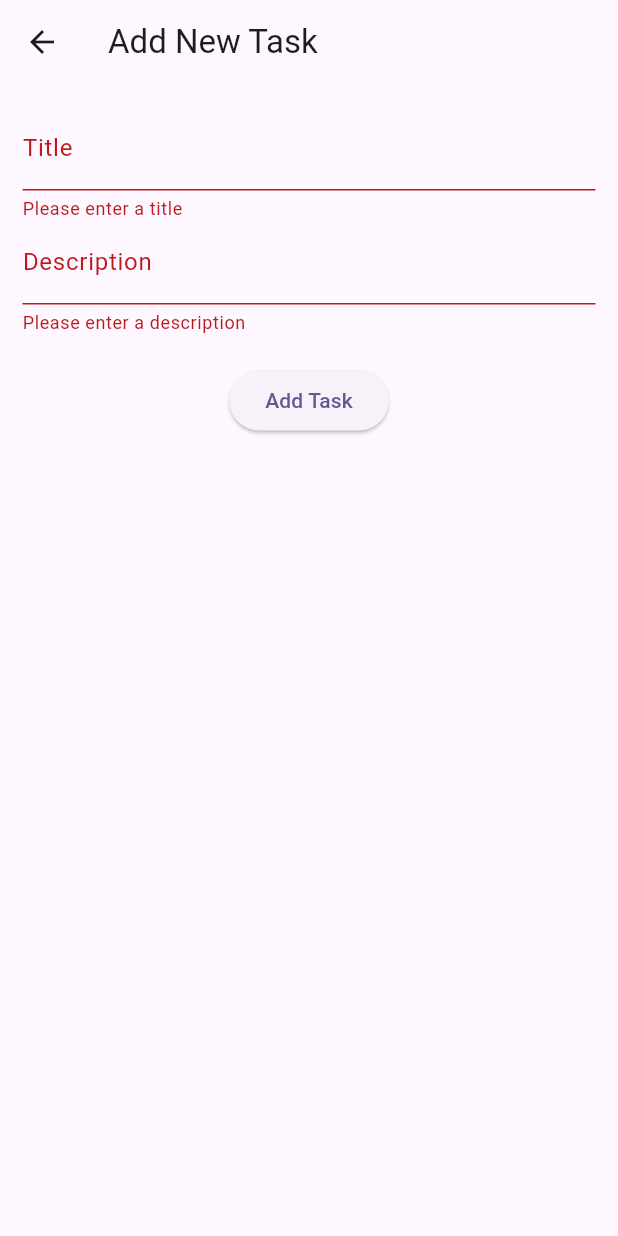
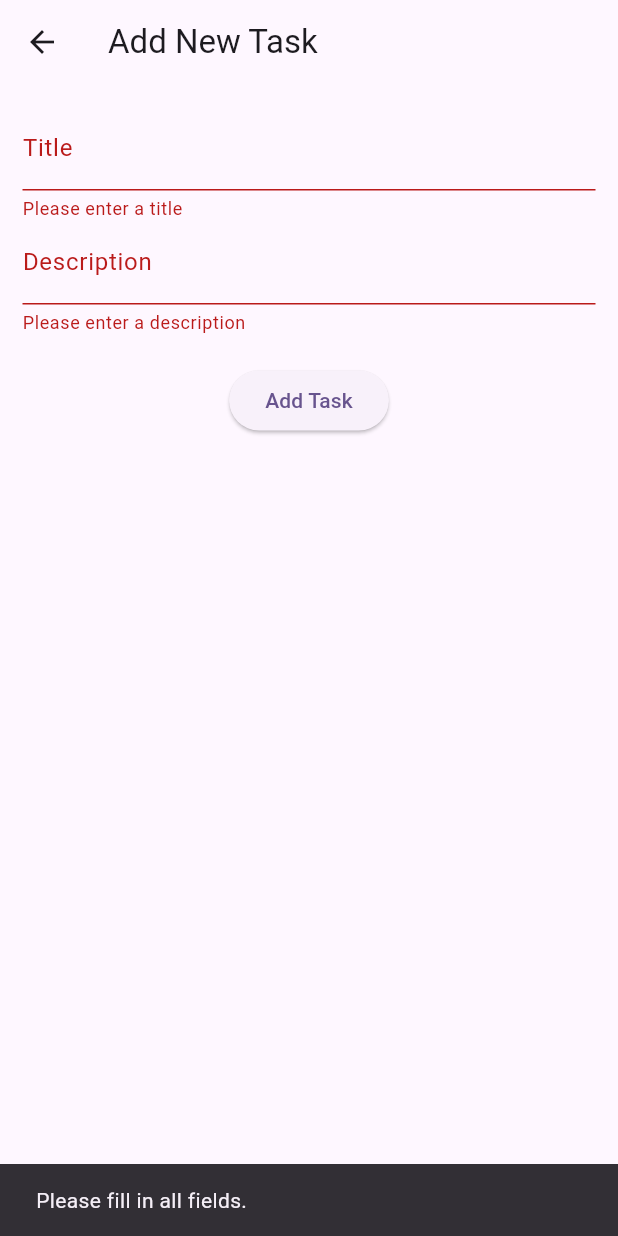
Before and after one commit to frank7841/Task-Management-App, a Flutter app: the TaskDetailScreen screen opened directly, after a tap on "Add Task", on a phone screen of 412 x 824 dp. Run offline on Flutter 3.47's test engine with Material 3 defaults, Android fonts, the phone set to English and light mode, and no system bars; our stand-ins replace cloud_firestore, firebase_core, flutter_riverpod, hive, hive_flutter, logger; accounts and stored records are empty.

```diff
--- a/lib/providers/task_provider.dart
+++ b/lib/providers/task_provider.dart
@@ -31,7 +31,7 @@ class TaskListNotifier extends StateNotifier<List<Task>> {
   void completeTask(String id) {
     _taskRepository.completeTask(id);
     final task = state.firstWhere((t) => t.id == id);
-    task.isDone = true;//mrk the task as completed
+    task.isDone = true;//mark the task as completed
     updateTask(task); //update task in the state
 
      }
--- a/lib/screens/task_detail_screen.dart
+++ b/lib/screens/task_detail_screen.dart
@@ -1,15 +1,20 @@
 import 'package:flutter/material.dart';
 import 'package:flutter_riverpod/flutter_riverpod.dart';
+import 'package:logger/logger.dart';
 
 import '../models/task.dart';
 import '../providers/task_provider.dart';
 
-class TaskDetailScreen extends ConsumerWidget{
+class TaskDetailScreen extends ConsumerWidget {
   final _basicFormKey = GlobalKey<FormState>();
   final _titleController = TextEditingController();
   final _descriptionController = TextEditingController();
+
+  TaskDetailScreen({super.key});
+
   @override
   Widget build(BuildContext context, WidgetRef ref) {
+    final logger = Logger();
     return Scaffold(
       appBar: AppBar(
         title: const Text('Add New Task'),
@@ -26,11 +31,12 @@ class TaskDetailScreen extends ConsumerWidget{
                   labelText: 'Title',
                 ),
                 validator: (value) {
+                  // Validate the title field
                   if (value == null || value.isEmpty) {
-                    return 'Please enter a title';
+                    return 'Please enter a title'; // Return error message if empty
                   }
-                  return null;
-                },//Validate the form field to ensure it is not empty
+                  return null; // Return null if valid
+                },
               ),
               TextFormField(
                 controller: _descriptionController,
@@ -38,26 +44,43 @@ class TaskDetailScreen extends ConsumerWidget{
                   labelText: 'Description',
                 ),
                 validator: (value) {
+                  // Validate the description field
                   if (value == null || value.isEmpty) {
-                    return 'Please enter a description';
+                    return 'Please enter a description'; // Return error message if empty
                   }
-                  return null;
-                },//Validate the form field to ensure it is not empty
+                  return null; // Return null if valid
+                },
               ),
               const SizedBox(height: 20),
               ElevatedButton(
                 onPressed: () {
+                  // Check if the form is valid
                   if (_basicFormKey.currentState!.validate()) {
-                    ref.read(taskListProvider.notifier).addTask(
-                      Task(
-                        id: DateTime.now().toString(),
-                        title: _titleController.text,
-                        description: _descriptionController.text,
-                      ),
+                    // If valid, create a new task
+                    final newTask = Task(
+                      id: DateTime.now().toString(), // Generate a unique ID
+                      title: _titleController.text.trim(),
+                      description: _descriptionController.text.trim(),
                     );
+
+                    // Log the task details before adding
+                    logger.d("Creating task: Title: '${newTask.title}', Description: '${newTask.description}'");
+
+                    // Add the new task to the state
+                    ref.read(taskListProvider.notifier).addTask(newTask);
+
+                    // Clear the text fields
+                    _titleController.clear();
                     _descriptionController.clear();
-                    _titleController.clear();
+
+                    // Navigate back to the previous screen
                     Navigator.pop(context);
+                  } else {
+                    // If the form is invalid, log a message
+                    logger.w("Form is invalid, not adding task.");
+                    ScaffoldMessenger.of(context).showSnackBar(
+                      const SnackBar(content: Text('Please fill in all fields.')),
+                    );
                   }
                 },
                 child: const Text('Add Task'),
@@ -65,8 +88,7 @@ class TaskDetailScreen extends ConsumerWidget{
             ],
           ),
         ),
-
-      )
+      ),
     );
   }
 }
--- a/pubspec.yaml
+++ b/pubspec.yaml
@@ -41,6 +41,7 @@ dependencies:
   hive_flutter: ^1.1.0
   freezed_annotation: ^2.4.4
   hive_test: ^1.0.1
+  logger: ^2.5.0
 
 
 dev_dependencies:
```
Also changed, not shown: lib/screens/home_screen.dart (+0 -7 lines), lib/services/firestore_service.dart (+46 -0 lines), pubspec.lock, 1 other file.
